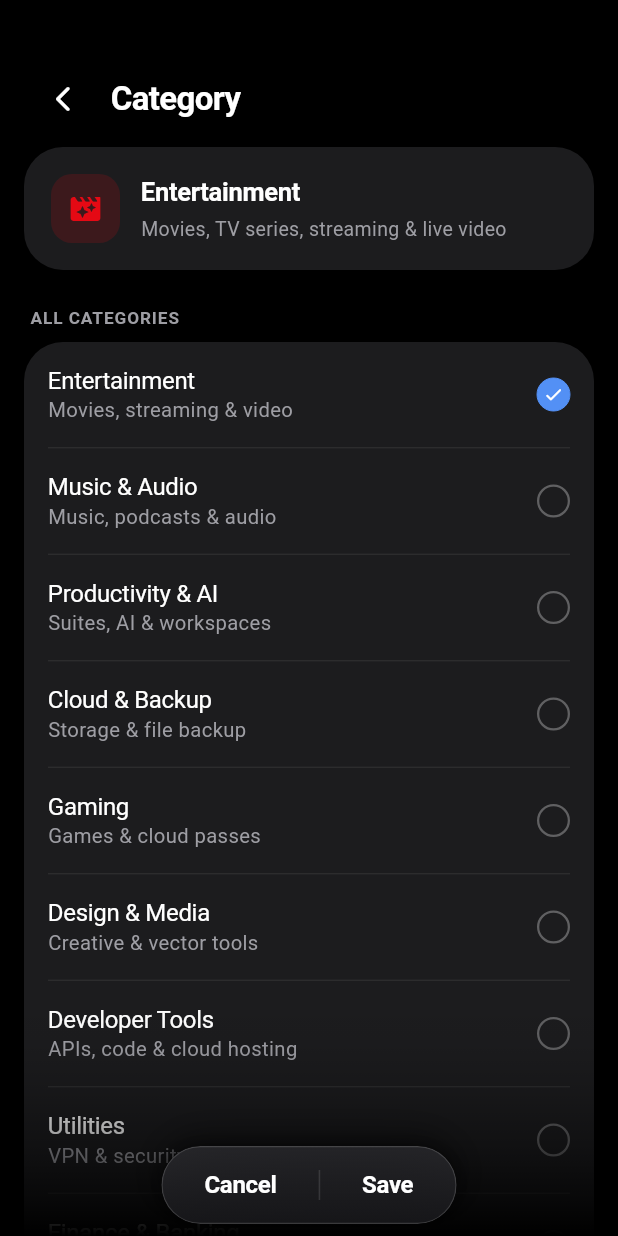
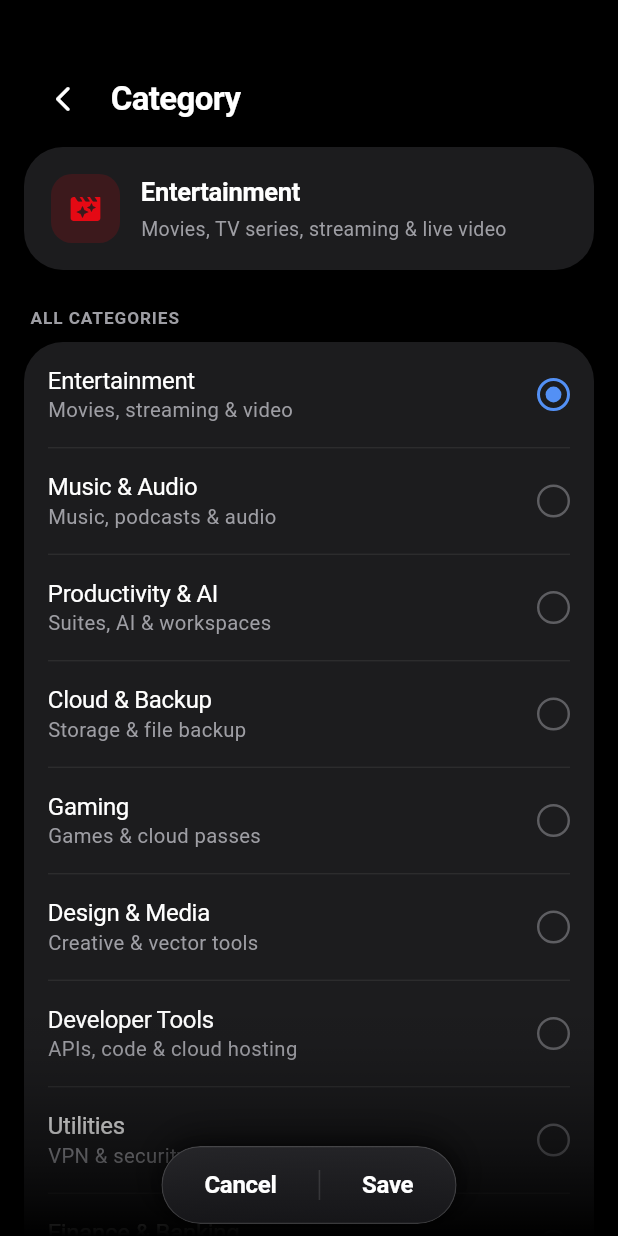
Before and after one commit to syedarhamraza/one-spend, a Flutter app: the CategoryPickerScreen screen opened directly with empty values, on a phone screen of 412 x 824 dp. Run offline on Flutter 3.47's test engine with Material 3 defaults, Android fonts, the phone set to English and light mode, and no system bars; our stand-ins replace drift, drift_flutter, equatable, flutter_svg, get_it, share_plus and 1 more; accounts and stored records are empty; generated files the repository leaves out were written again.

Commit message:
style: replace check selector with OneUIRadio in category picker

```diff
--- a/lib/screens/category_picker_screen.dart
+++ b/lib/screens/category_picker_screen.dart
@@ -6,10 +6,11 @@ import '../widgets/one_ui_cancel_save_pill.dart';
 import '../widgets/one_ui_collapsible_header.dart';
 import '../widgets/one_ui_group_card.dart';
 import '../widgets/one_ui_bottom_vignette.dart';
+import '../widgets/one_ui_radio.dart';
 
 /// Dedicated Samsung One UI Category Picker Subpage.
 /// Matches the design language of ReminderPickerScreen with hero status banner,
-/// One UI grouped card with descriptive subtitles, checkmarks, and floating stadium save pill.
+/// One UI grouped card with descriptive subtitles, radio buttons, and floating stadium save pill.
 class CategoryPickerScreen extends StatefulWidget {
   final SubscriptionCategory initialCategory;
 
@@ -275,23 +276,7 @@ class _CategoryPickerScreenState extends State<CategoryPickerScreen> {
       title: cat.label,
       subtitle: meta.listSubtitle,
       subtitleColor: OneUITheme.textSecondary,
-      trailing: Container(
-        width: 22,
-        height: 22,
-        decoration: BoxDecoration(
-          shape: BoxShape.circle,
-          color: isSelected ? OneUITheme.accentBlue : Colors.transparent,
-          border: Border.all(
-            color: isSelected
-                ? OneUITheme.accentBlue
-                : Colors.white.withValues(alpha: 0.3),
-            width: isSelected ? 0 : 1.5,
-          ),
-        ),
-        child: isSelected
-            ? const Icon(Icons.check_rounded, size: 14, color: Colors.white)
-            : null,
-      ),
+      trailing: OneUIRadio(isSelected: isSelected),
       onTap: () {
         HapticFeedback.selectionClick();
         setState(() {
```
